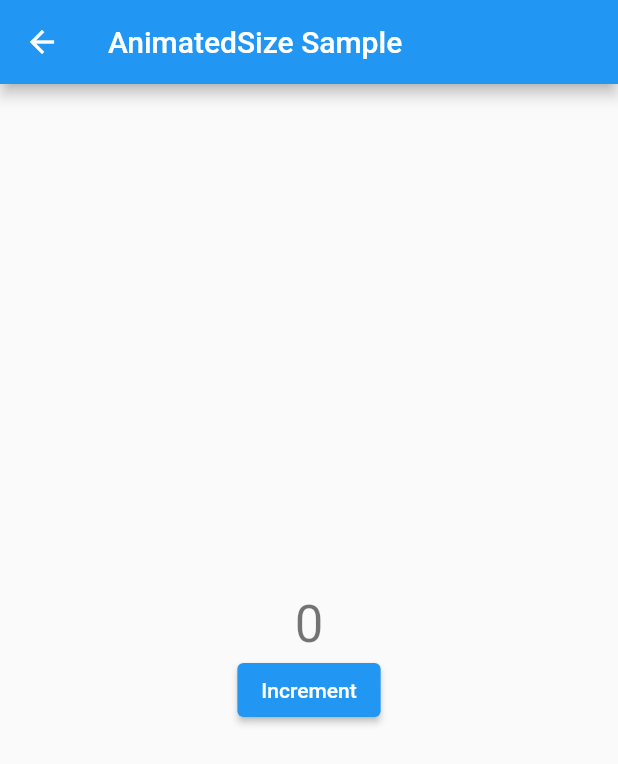
After one commit to tsuruken0802/Flutter-Implicit-Animations-Sample, a Flutter app: the screen it shows after launch, after a tap on "AnimatedSwitcher", on a phone screen of 412 x 824 dp. The commit adds this screen. Shown: the top 764 px of the screen. Run offline on Flutter 3.47's test engine with Material 2 defaults, Android fonts, the phone set to English and light mode, and no system bars.

Commit message:
create AnimatedSwitcher sample

```diff
--- a/lib/main.dart
+++ b/lib/main.dart
@@ -9,6 +9,7 @@ import 'package:implicit_animations_sample/screens/animated_physical_model_scree
 import 'package:implicit_animations_sample/screens/animated_positioned_directional.dart';
 import 'package:implicit_animations_sample/screens/animated_positioned_screen.dart';
 import 'package:implicit_animations_sample/screens/animated_size_screen.dart';
+import 'package:implicit_animations_sample/screens/animated_switcher_screen.dart';
 import 'package:implicit_animations_sample/screens/animated_theme_screen.dart';
 
 void main() {
@@ -95,6 +96,11 @@ class AnimationSampleList extends StatelessWidget {
           onPressItem: () {
             this._navigator(context, AnimatedSizeScreen());
           }),
+      AnimationSampleListItem(
+          itemName: 'AnimatedSwitcher',
+          onPressItem: () {
+            this._navigator(context, AnimatedSwitcherScreen());
+          }),
     ];
   }
 
--- /dev/null
+++ b/lib/screens/animated_switcher_screen.dart
@@ -0,0 +1,48 @@
+import 'package:flutter/cupertino.dart';
+import 'package:flutter/material.dart';
+
+class AnimatedSwitcherScreen extends StatefulWidget {
+  @override
+  _AnimatedSwitcherScreenState createState() => _AnimatedSwitcherScreenState();
+}
+
+class _AnimatedSwitcherScreenState extends State<AnimatedSwitcherScreen> {
+  int _count = 0;
+
+  @override
+  Widget build(BuildContext context) {
+    return Scaffold(
+      appBar: AppBar(
+        title: Text('AnimatedSize Sample'),
+      ),
+      body: Center(
+        child: Container(
+          child: Column(
+            mainAxisAlignment: MainAxisAlignment.center,
+            children: <Widget>[
+              AnimatedSwitcher(
+                duration: const Duration(milliseconds: 500),
+                transitionBuilder: (Widget child, Animation<double> animation) {
+                  return ScaleTransition(child: child, scale: animation);
+                },
+                child: Text(
+                  '$_count',
+                  key: ValueKey<int>(_count),
+                  style: Theme.of(context).textTheme.headline4,
+                ),
+              ),
+              ElevatedButton(
+                child: const Text('Increment'),
+                onPressed: () {
+                  setState(() {
+                    this._count += 1;
+                  });
+                },
+              ),
+            ],
+          ),
+        ),
+      ),
+    );
+  }
+}
```
